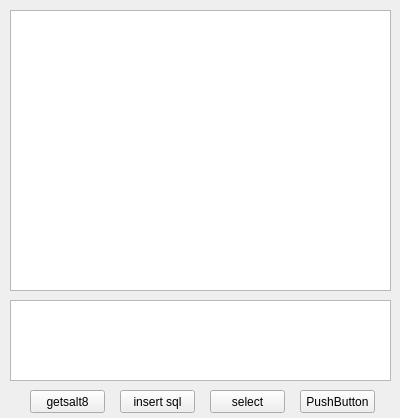
This is mainwindow.ui in ssdut153/testServerGUI as Qt 5 draws it before an edit. The edited form follows.
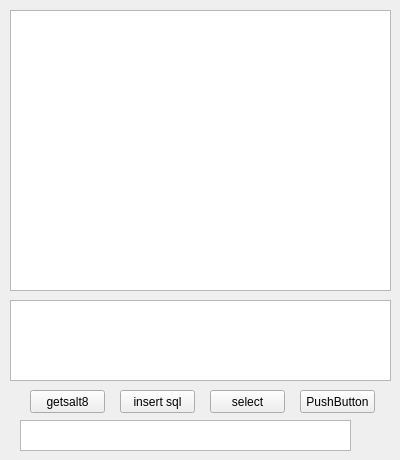
This is the edited form.

The edit to the form file:
```diff
--- a/mainwindow.ui
+++ b/mainwindow.ui
@@ -7,7 +7,7 @@
     <x>0</x>
     <y>0</y>
     <width>400</width>
-    <height>418</height>
+    <height>460</height>
    </rect>
   </property>
   <property name="windowTitle">
@@ -89,6 +89,16 @@
      <string>getsalt8</string>
     </property>
    </widget>
+   <widget class="QTextEdit" name="textEdit_3">
+    <property name="geometry">
+     <rect>
+      <x>20</x>
+      <y>420</y>
+      <width>331</width>
+      <height>31</height>
+     </rect>
+    </property>
+   </widget>
   </widget>
  </widget>
  <layoutdefault spacing="6" margin="11"/>
```
